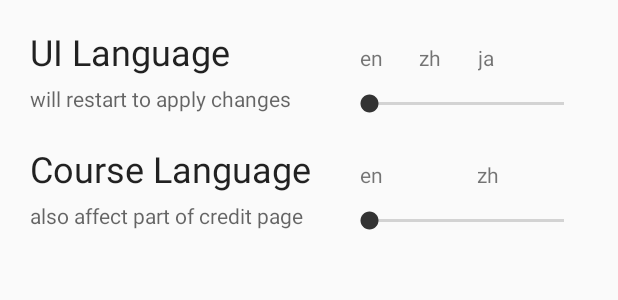
After one commit to kamisakihideyoshi/TaipeiTechRefined, an Android app: the layout fragment_etc.xml on its own in the app's theme, with its tools: preview values and no code run, on a phone screen of 412 x 824 dp. The commit adds this screen. Shown: the top 300 px of the screen. Run offline under Robolectric (Android 15) with nearby library versions, the phone set to English and light mode, and no system bars.

Commit message:
Add display language settings.

```diff
--- /dev/null
+++ b/app/src/main/res/color/sidebar_etc_selector.xml
@@ -0,0 +1,5 @@
+<?xml version="1.0" encoding="utf-8"?>
+<selector xmlns:android="http://schemas.android.com/apk/res/android">
+    <item android:color="@color/blue" android:state_checked="true"/>
+    <item android:color="@color/white"/>
+</selector>
--- /dev/null
+++ b/app/src/main/res/layout/fragment_etc.xml
@@ -0,0 +1,156 @@
+<?xml version="1.0" encoding="utf-8"?>
+<LinearLayout xmlns:android="http://schemas.android.com/apk/res/android"
+    xmlns:tools="http://schemas.android.com/tools"
+    android:orientation="vertical" android:layout_width="match_parent"
+    android:layout_height="match_parent"
+    android:weightSum="1">
+
+    <RelativeLayout
+        android:layout_width="match_parent"
+        android:layout_height="wrap_content">
+
+        <SeekBar
+            android:layout_width="match_parent"
+            android:layout_height="wrap_content"
+            android:id="@+id/uiLang_seekBar"
+            android:layout_marginStart="230dp"
+            android:isScrollContainer="false"
+            android:max="100"
+            android:layout_marginEnd="20dp"
+            android:layout_marginTop="60dp"
+            android:layout_marginLeft="230dp"
+            android:layout_marginRight="20dp" />
+
+        <TextView
+            android:text="@string/etc_language_en"
+            android:layout_height="wrap_content"
+            android:id="@+id/uiE_textView"
+            android:textAlignment="center"
+            android:layout_width="30dp"
+            android:layout_alignBottom="@+id/uiLang_seekBar"
+            android:layout_alignLeft="@+id/uiLang_seekBar"
+            android:layout_alignStart="@+id/uiLang_seekBar"
+            android:layout_marginBottom="30dp"
+            android:layout_marginStart="10dp"
+            android:layout_marginLeft="10dp" />
+
+        <TextView
+            android:text="@string/etc_language_zh"
+            android:layout_width="30dp"
+            android:layout_height="wrap_content"
+            android:layout_alignBottom="@+id/uiE_textView"
+            android:layout_toRightOf="@+id/uiE_textView"
+            android:layout_toEndOf="@+id/uiE_textView"
+            android:id="@+id/uiC_textView"
+            android:layout_marginEnd="9dp"
+            android:layout_marginStart="9dp" />
+
+        <TextView
+            android:text="@string/etc_language_ja"
+            android:layout_width="30dp"
+            android:layout_height="wrap_content"
+            android:layout_alignBottom="@+id/uiC_textView"
+            android:layout_toRightOf="@+id/uiC_textView"
+            android:layout_toEndOf="@+id/uiC_textView"
+            android:id="@+id/uiJ_textView"
+            android:layout_marginEnd="10dp"
+            android:layout_marginRight="10dp" />
+
+        <TextView
+            android:layout_width="wrap_content"
+            android:layout_height="wrap_content"
+            android:id="@+id/uiLangHint_textView"
+            android:text="@string/etc_uilanguage_hint"
+            android:layout_below="@+id/uiLang_textView"
+            android:layout_alignLeft="@+id/uiLang_textView"
+            android:layout_alignStart="@+id/uiLang_textView"
+            android:layout_marginTop="5dp"
+            android:textColor="?android:attr/textColorHint" />
+
+        <TextView
+            android:text="@string/etc_uilanguage_text"
+            android:layout_width="wrap_content"
+            android:layout_height="wrap_content"
+            android:layout_marginStart="20dp"
+            android:id="@+id/uiLang_textView"
+            android:textSize="24sp"
+            android:layout_alignBaseline="@+id/uiE_textView"
+            android:layout_alignBottom="@+id/uiE_textView"
+            android:layout_alignParentLeft="true"
+            android:layout_alignParentStart="true"
+            android:textColor="?attr/editTextColor"
+            android:layout_marginEnd="38dp"
+            android:layout_marginLeft="20dp"
+            android:layout_marginRight="38dp" />
+
+    </RelativeLayout>
+
+    <RelativeLayout
+        android:layout_width="match_parent"
+        android:layout_height="match_parent">
+
+        <SeekBar
+            android:layout_width="match_parent"
+            android:layout_height="wrap_content"
+            android:id="@+id/courseLang_seekBar"
+            android:layout_marginStart="230dp"
+            android:layout_marginTop="60dp"
+            android:max="100"
+            android:layout_marginEnd="20dp"
+            android:layout_marginLeft="230dp"
+            android:layout_marginRight="20dp" />
+
+        <TextView
+            android:text="@string/etc_language_en"
+            android:layout_width="30dp"
+            android:layout_height="wrap_content"
+            android:layout_alignBottom="@+id/courseLang_seekBar"
+            android:layout_alignLeft="@+id/courseLang_seekBar"
+            android:layout_alignStart="@+id/courseLang_seekBar"
+            android:layout_marginBottom="30dp"
+            android:id="@+id/courseE_textView"
+            android:layout_marginStart="10dp"
+            android:layout_marginLeft="10dp" />
+
+        <TextView
+            android:text="@string/etc_language_zh"
+            android:layout_width="30dp"
+            android:layout_height="wrap_content"
+            android:id="@+id/courseC_textView"
+            android:layout_alignBottom="@+id/courseE_textView"
+            android:layout_toRightOf="@+id/courseE_textView"
+            android:layout_toEndOf="@+id/courseE_textView"
+            android:layout_marginStart="48dp"
+            android:layout_marginEnd="10dp"
+            android:layout_marginLeft="48dp"
+            android:layout_marginRight="10dp" />
+
+        <TextView
+            android:text="@string/etc_courselanguage_text"
+            android:layout_width="wrap_content"
+            android:layout_height="wrap_content"
+            android:id="@+id/courseLang_textView"
+            android:layout_alignBaseline="@+id/courseE_textView"
+            android:layout_alignBottom="@+id/courseE_textView"
+            android:layout_alignParentLeft="true"
+            android:layout_alignParentStart="true"
+            android:layout_marginStart="20dp"
+            android:layout_marginEnd="38dp"
+            android:textSize="24sp"
+            android:textColor="?attr/editTextColor"
+            android:layout_marginLeft="20dp"
+            android:layout_marginRight="38dp" />
+
+        <TextView
+            android:text="@string/etc_courselanguage_hint"
+            android:layout_width="wrap_content"
+            android:layout_height="wrap_content"
+            android:id="@+id/courseLangHint_textView"
+            android:layout_below="@+id/courseLang_textView"
+            android:layout_alignLeft="@+id/courseLang_textView"
+            android:layout_alignStart="@+id/courseLang_textView"
+            android:layout_marginTop="5dp"
+            android:textColor="?android:attr/textColorHint" />
+    </RelativeLayout>
+
+</LinearLayout>
--- a/app/src/main/res/values/colors.xml
+++ b/app/src/main/res/values/colors.xml
@@ -10,6 +10,7 @@
     <color name="dark_blue">#2980B9</color>
     <color name="purple">#9B59B6</color>
     <color name="dark_purple">#8e44ad</color>
+    <color name="lime">#cddc39</color>
     <color name="green">#2ECC71</color>
     <color name="dark_green">#27AE60</color>
     <color name="orange">#E67E22</color>
--- a/app/src/main/res/values/strings.xml
+++ b/app/src/main/res/values/strings.xml
@@ -198,5 +198,14 @@
     <string name="ok">OK</string>
     <string name="Exception_loginNportal">Please set account at \"Account\" first!</string>
     <string name="send">Send</string>
+    <string name="etc_text">etc</string>
+    <string name="etc_language_en">en</string>
+    <string name="etc_language_zh">zh</string>
+    <string name="etc_language_ja">ja</string>
+    <string name="etc_uilanguage_text">UI Language</string>
+    <string name="etc_uilanguage_hint">will restart to apply changes</string>
+    <string name="etc_courselanguage_text">Course Language</string>
+    <string name="etc_courselanguage_hint">also affect part of credit page</string>
+    <string name="etc_courselanguage_applied">Change applied, please update course manually</string>
 
 </resources>
```
Also changed, not shown: app/build.gradle (+8 -9 lines), app/src/main/java/owo/npc/taipeitechrefined/MainActivity.java (+46 -0 lines), app/src/main/java/owo/npc/taipeitechrefined/etc/EtcFragment.java (added, +200 -0 lines), app/src/main/res/menu/menu_sidebar.xml (+8 -4 lines), 4 other files.
